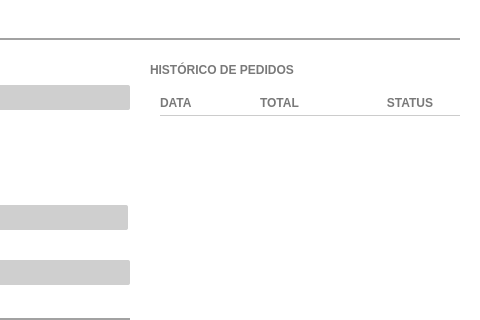
Qt form controle_estoque/UI_Files/formFornecedor.ui (andrersp/controleEstoque) before a commit; both pictures show x 520 to 1000 and y 0 to 320 of the 1000 by 500 pixel window.
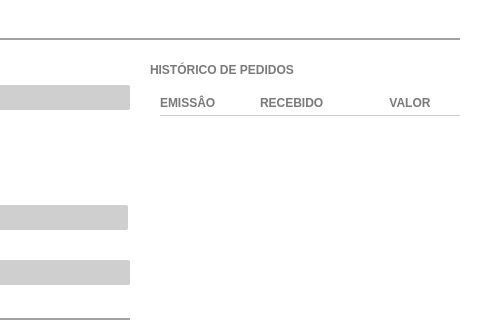
The same form after that commit.

Patch:
```diff
--- a/controle_estoque/UI_Files/formFornecedor.ui
+++ b/controle_estoque/UI_Files/formFornecedor.ui
@@ -374,7 +374,7 @@
     </attribute>
     <column>
      <property name="text">
-      <string>DATA</string>
+      <string>EMISSÂO</string>
      </property>
      <property name="textAlignment">
       <set>AlignLeading|AlignVCenter</set>
@@ -382,7 +382,7 @@
     </column>
     <column>
      <property name="text">
-      <string>TOTAL</string>
+      <string>RECEBIDO</string>
      </property>
      <property name="textAlignment">
       <set>AlignLeading|AlignVCenter</set>
@@ -390,7 +390,7 @@
     </column>
     <column>
      <property name="text">
-      <string>STATUS</string>
+      <string>VALOR</string>
      </property>
     </column>
    </widget>
```
